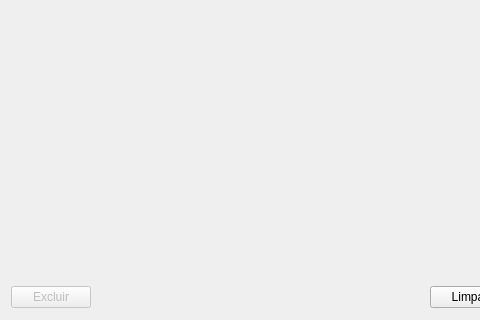
Above: ui/ui_clientes.ui from willasantos/Projeto-Matcon before the change; both pictures show x 0 to 480 and y 180 to 500 of the 611 by 500 pixel window. Below: the same form after it.
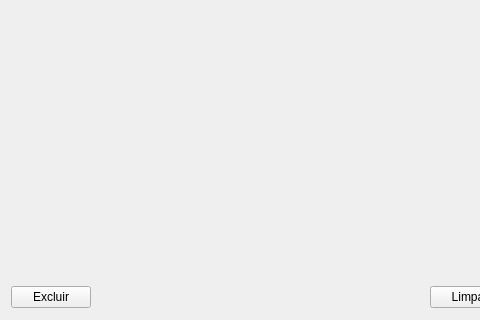
That is the form after the change.

```diff
--- a/ui/ui_clientes.ui
+++ b/ui/ui_clientes.ui
@@ -78,7 +78,7 @@
        <item>
         <widget class="QPushButton" name="b_excluir">
          <property name="enabled">
-          <bool>false</bool>
+          <bool>true</bool>
          </property>
          <property name="text">
           <string>Excluir</string>
```
